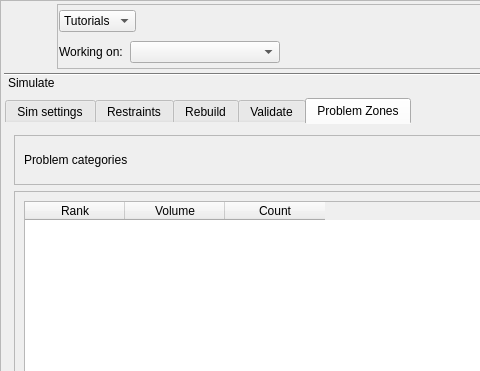
Qt form isolde/src/ui/IsoldeFrame.ui (tristanic/isolde) before a commit; both pictures show x 0 to 480 and y 0 to 371 of the 604 by 830 pixel window.
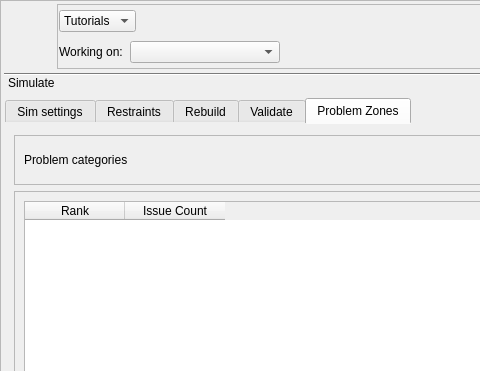
The same form after that commit. Icons and pictures are not drawn.

Patch:
```diff
--- a/isolde/src/ui/IsoldeFrame.ui
+++ b/isolde/src/ui/IsoldeFrame.ui
@@ -259,8 +259,8 @@
        <rect>
         <x>0</x>
         <y>0</y>
-        <width>596</width>
-        <height>693</height>
+        <width>590</width>
+        <height>644</height>
        </rect>
       </property>
       <property name="sizePolicy">
@@ -4343,12 +4343,7 @@
                   </column>
                   <column>
                    <property name="text">
-                    <string>Volume</string>
-                   </property>
-                  </column>
-                  <column>
-                   <property name="text">
-                    <string>Count</string>
+                    <string>Issue Count</string>
                    </property>
                   </column>
                  </widget>
```
Left out of the diff: 18 changed lines with no effect on the pictures.
